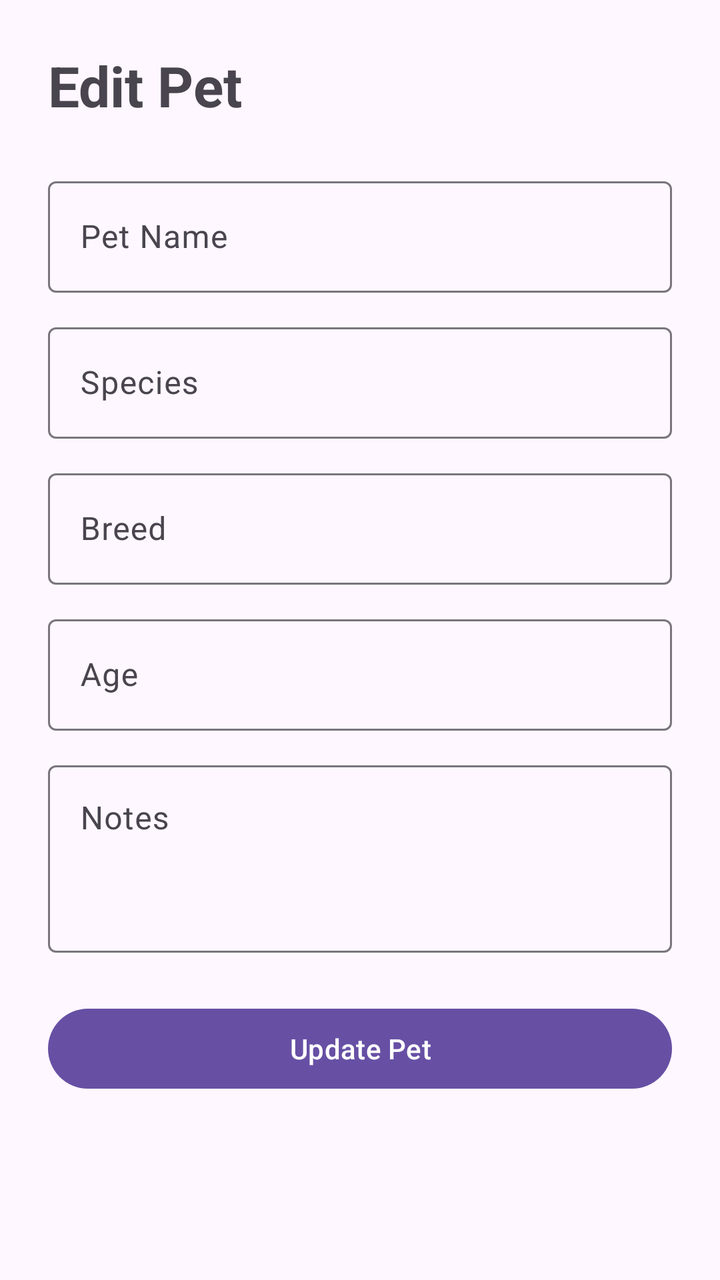
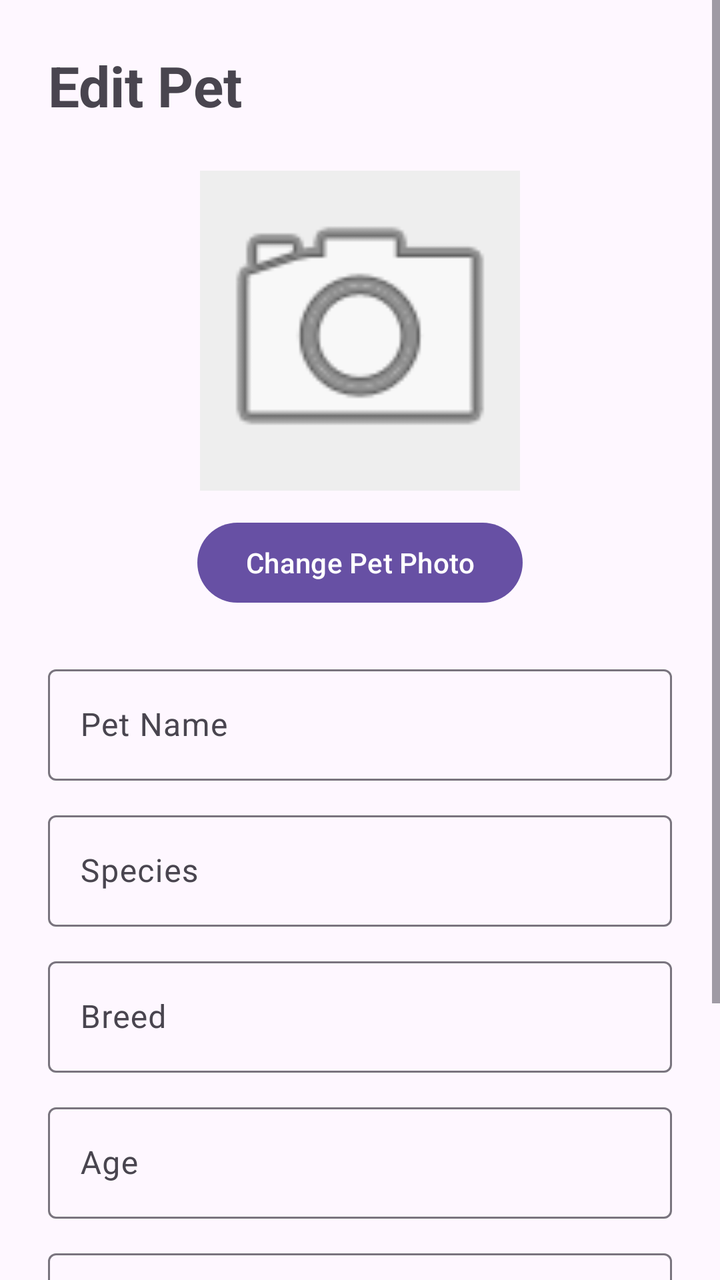

Screens rendered from an Android XML layout before and after an edit, with the pre-edit source and the edit as a unified diff.
<!-- AndroidManifest.xml: application theme Theme.PetCare -->
<!-- res/layout/activity_edit_pet.xml -->
<?xml version="1.0" encoding="utf-8"?>
<ScrollView xmlns:android="http://schemas.android.com/apk/res/android"
    android:layout_width="match_parent"
    android:layout_height="match_parent"
    android:fillViewport="true">

    <LinearLayout
        android:layout_width="match_parent"
        android:layout_height="wrap_content"
        android:orientation="vertical"
        android:padding="24dp">

        <TextView
            android:layout_width="wrap_content"
            android:layout_height="wrap_content"
            android:text="Edit Pet"
            android:textSize="28sp"
            android:textStyle="bold" />

        <com.google.android.material.textfield.TextInputLayout
            android:layout_width="match_parent"
            android:layout_height="wrap_content"
            android:layout_marginTop="24dp"
            android:hint="Pet Name">

            <com.google.android.material.textfield.TextInputEditText
                android:id="@+id/petNameEditText"
                android:layout_width="match_parent"
                android:layout_height="wrap_content" />

        </com.google.android.material.textfield.TextInputLayout>

        <com.google.android.material.textfield.TextInputLayout
            android:layout_width="match_parent"
            android:layout_height="wrap_content"
            android:layout_marginTop="12dp"
            android:hint="Species">

            <com.google.android.material.textfield.TextInputEditText
                android:id="@+id/speciesEditText"
                android:layout_width="match_parent"
                android:layout_height="wrap_content" />

        </com.google.android.material.textfield.TextInputLayout>

        <com.google.android.material.textfield.TextInputLayout
            android:layout_width="match_parent"
            android:layout_height="wrap_content"
            android:layout_marginTop="12dp"
            android:hint="Breed">

            <com.google.android.material.textfield.TextInputEditText
                android:id="@+id/breedEditText"
                android:layout_width="match_parent"
                android:layout_height="wrap_content" />

        </com.google.android.material.textfield.TextInputLayout>

        <com.google.android.material.textfield.TextInputLayout
            android:layout_width="match_parent"
            android:layout_height="wrap_content"
            android:layout_marginTop="12dp"
            android:hint="Age">

            <com.google.android.material.textfield.TextInputEditText
                android:id="@+id/ageEditText"
                android:layout_width="match_parent"
                android:layout_height="wrap_content"
                android:inputType="number" />

        </com.google.android.material.textfield.TextInputLayout>

        <com.google.android.material.textfield.TextInputLayout
            android:layout_width="match_parent"
            android:layout_height="wrap_content"
            android:layout_marginTop="12dp"
            android:hint="Notes">

            <com.google.android.material.textfield.TextInputEditText
                android:id="@+id/notesEditText"
                android:layout_width="match_parent"
                android:layout_height="wrap_content"
                android:minLines="3"
                android:gravity="top" />

        </com.google.android.material.textfield.TextInputLayout>

        <com.google.android.material.button.MaterialButton
            android:id="@+id/updatePetButton"
            android:layout_width="match_parent"
            android:layout_height="wrap_content"
            android:layout_marginTop="24dp"
            android:text="Update Pet" />

    </LinearLayout>

</ScrollView>
<!-- resources referenced by this layout -->
<resources>
  <style name="Theme.PetCare" parent="Base.Theme.PetCare" />
  <style name="Base.Theme.PetCare" parent="Theme.Material3.DayNight.NoActionBar">
          
          
      </style>
</resources>

<!-- the commit's change to res/layout/activity_edit_pet.xml (unified diff, before → after) -->
@@ -16,6 +16,25 @@
             android:text="Edit Pet"
             android:textSize="28sp"
             android:textStyle="bold" />
+
+        <ImageView
+            android:id="@+id/petImageView"
+            android:layout_width="160dp"
+            android:layout_height="160dp"
+            android:layout_gravity="center_horizontal"
+            android:layout_marginTop="24dp"
+            android:background="#EEEEEE"
+            android:contentDescription="Pet photo"
+            android:scaleType="centerCrop"
+            android:src="@android:drawable/ic_menu_camera" />
+
+        <com.google.android.material.button.MaterialButton
+            android:id="@+id/selectPetImageButton"
+            android:layout_width="wrap_content"
+            android:layout_height="wrap_content"
+            android:layout_gravity="center_horizontal"
+            android:layout_marginTop="12dp"
+            android:text="Change Pet Photo" />
 
         <com.google.android.material.textfield.TextInputLayout
             android:layout_width="match_parent"
